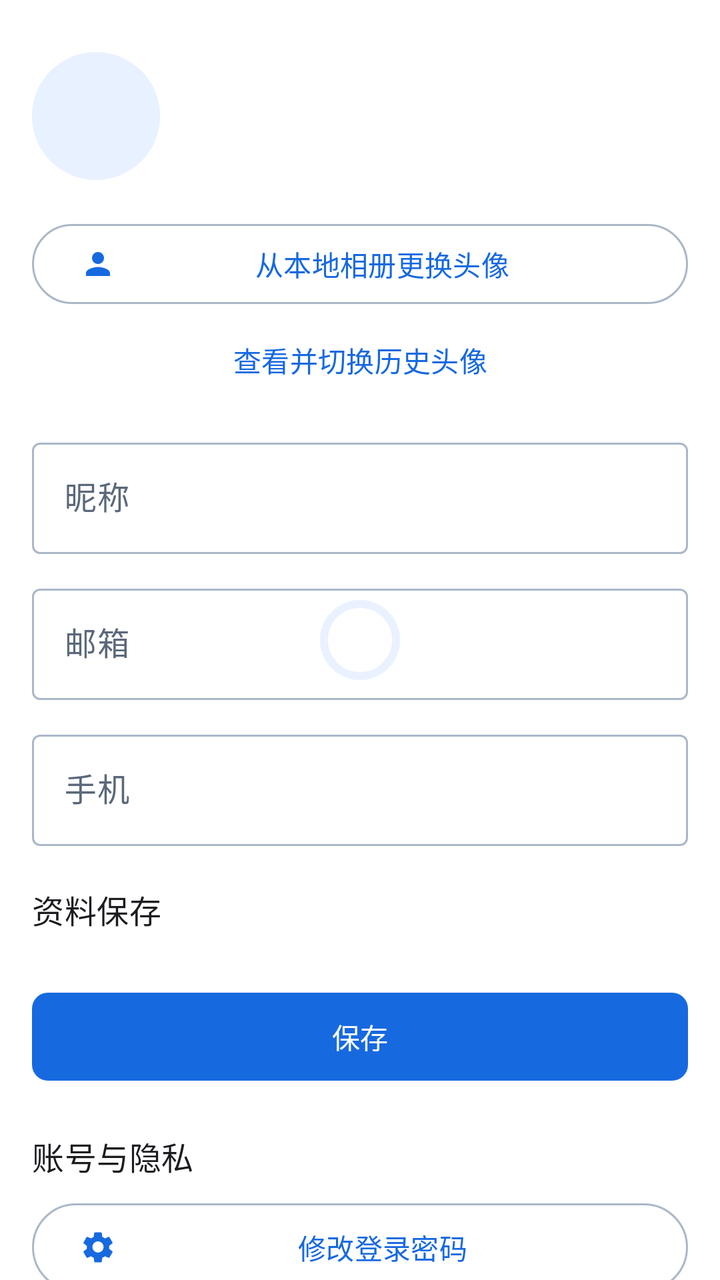
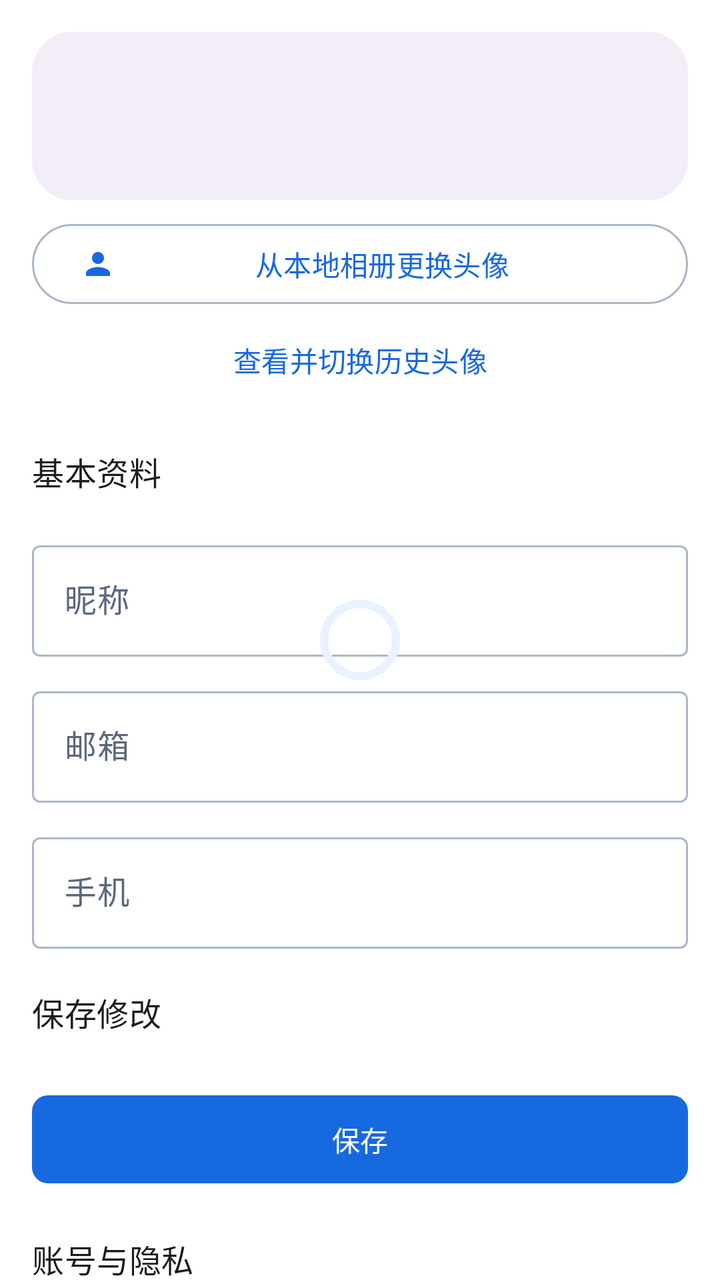

Before-and-after screenshots of an Android layout around one commit, followed by the original layout XML and the change that was made.
<!-- AndroidManifest.xml: application theme Theme.Yiyunying -->
<!-- res/layout/fragment_profile.xml -->
<?xml version="1.0" encoding="utf-8"?>
<FrameLayout xmlns:android="http://schemas.android.com/apk/res/android"
    xmlns:app="http://schemas.android.com/apk/res-auto"
    android:layout_width="match_parent"
    android:layout_height="match_parent"
    android:background="@color/surface">

    <androidx.core.widget.NestedScrollView
        android:layout_width="match_parent"
        android:layout_height="match_parent"
        android:fillViewport="true">
        <LinearLayout
            android:id="@+id/formContainer"
            android:layout_width="match_parent"
            android:layout_height="wrap_content"
            android:orientation="vertical"
            android:padding="16dp">

            <LinearLayout
                android:layout_width="match_parent"
                android:layout_height="wrap_content"
                android:gravity="center_vertical"
                android:orientation="horizontal"
                android:paddingVertical="10dp">
                <ImageView
                    android:id="@+id/avatar"
                    android:layout_width="64dp"
                    android:layout_height="64dp"
                    android:background="@drawable/bg_avatar"
                    android:contentDescription="查看或修改头像"
                    android:scaleType="centerCrop" />
                <LinearLayout
                    android:layout_width="0dp"
                    android:layout_height="wrap_content"
                    android:layout_marginStart="16dp"
                    android:layout_weight="1"
                    android:orientation="vertical">
                    <TextView
                        android:id="@+id/accountText"
                        android:layout_width="match_parent"
                        android:layout_height="wrap_content"
                        android:ellipsize="end"
                        android:maxLines="1"
                        android:textAppearance="@style/TextAppearance.Material3.TitleLarge" />
                    <TextView
                        android:id="@+id/statusText"
                        android:layout_width="match_parent"
                        android:layout_height="wrap_content"
                        android:layout_marginTop="4dp"
                        android:textAppearance="@style/TextAppearance.Material3.BodyMedium"
                        android:textColor="@color/on_surface_variant" />
                </LinearLayout>
            </LinearLayout>

            <com.google.android.material.button.MaterialButton
                android:id="@+id/avatarButton"
                style="@style/Widget.Material3.Button.OutlinedButton"
                android:layout_width="match_parent"
                android:layout_height="48dp"
                android:layout_marginTop="8dp"
                android:text="从本地相册更换头像"
                app:icon="@drawable/ic_person" />

            <com.google.android.material.button.MaterialButton
                android:id="@+id/avatarHistoryButton"
                style="@style/Widget.Material3.Button.TextButton"
                android:layout_width="match_parent"
                android:layout_height="48dp"
                android:text="查看并切换历史头像" />

            <com.google.android.material.textfield.TextInputLayout
                style="@style/Widget.Material3.TextInputLayout.OutlinedBox"
                android:layout_width="match_parent" android:layout_height="wrap_content"
                android:layout_marginTop="12dp" android:hint="昵称">
                <com.google.android.material.textfield.TextInputEditText
                    android:id="@+id/nicknameInput" android:layout_width="match_parent" android:layout_height="wrap_content" android:maxLines="1" />
            </com.google.android.material.textfield.TextInputLayout>
            <com.google.android.material.textfield.TextInputLayout
                style="@style/Widget.Material3.TextInputLayout.OutlinedBox"
                android:layout_width="match_parent" android:layout_height="wrap_content"
                android:layout_marginTop="12dp" android:hint="邮箱">
                <com.google.android.material.textfield.TextInputEditText
                    android:id="@+id/emailInput" android:layout_width="match_parent" android:layout_height="wrap_content" android:inputType="textEmailAddress" android:maxLines="1" />
            </com.google.android.material.textfield.TextInputLayout>
            <com.google.android.material.textfield.TextInputLayout
                style="@style/Widget.Material3.TextInputLayout.OutlinedBox"
                android:layout_width="match_parent" android:layout_height="wrap_content"
                android:layout_marginTop="12dp" android:hint="手机">
                <com.google.android.material.textfield.TextInputEditText
                    android:id="@+id/phoneInput" android:layout_width="match_parent" android:layout_height="wrap_content" android:inputType="phone" android:maxLines="1" />
            </com.google.android.material.textfield.TextInputLayout>
            <com.google.android.material.textfield.TextInputLayout
                android:id="@+id/qqLayout"
                style="@style/Widget.Material3.TextInputLayout.OutlinedBox"
                android:layout_width="match_parent" android:layout_height="wrap_content"
                android:layout_marginTop="12dp" android:hint="QQ" android:visibility="gone">
                <com.google.android.material.textfield.TextInputEditText
                    android:id="@+id/qqInput" android:layout_width="match_parent" android:layout_height="wrap_content" android:inputType="number" android:maxLines="1" />
            </com.google.android.material.textfield.TextInputLayout>
            <com.google.android.material.textfield.TextInputLayout
                android:id="@+id/signatureLayout"
                style="@style/Widget.Material3.TextInputLayout.OutlinedBox"
                android:layout_width="match_parent" android:layout_height="wrap_content"
                android:layout_marginTop="12dp" android:hint="签名" android:visibility="gone">
                <com.google.android.material.textfield.TextInputEditText
                    android:id="@+id/signatureInput" android:layout_width="match_parent" android:layout_height="wrap_content" android:gravity="top" android:inputType="textMultiLine" android:minLines="3" />
            </com.google.android.material.textfield.TextInputLayout>
            <com.google.android.material.materialswitch.MaterialSwitch
                android:id="@+id/publicProfileSwitch"
                android:layout_width="match_parent"
                android:layout_height="48dp"
                android:layout_marginTop="8dp"
                android:text="公开个人资料"
                android:visibility="gone" />

            <TextView
                android:layout_width="match_parent"
                android:layout_height="wrap_content"
                android:layout_marginTop="20dp"
                android:layout_marginBottom="8dp"
                android:text="资料保存"
                android:textAppearance="@style/TextAppearance.Material3.TitleMedium" />

            <com.google.android.material.button.MaterialButton
                android:id="@+id/saveButton"
                android:layout_width="match_parent"
                android:layout_height="52dp"
                android:layout_marginTop="18dp"
                android:text="@string/save" />

            <TextView
                android:layout_width="match_parent"
                android:layout_height="wrap_content"
                android:layout_marginTop="22dp"
                android:layout_marginBottom="8dp"
                android:text="账号与隐私"
                android:textAppearance="@style/TextAppearance.Material3.TitleMedium" />

            <com.google.android.material.button.MaterialButton
                android:id="@+id/changePasswordButton"
                style="@style/Widget.Material3.Button.OutlinedButton"
                android:layout_width="match_parent"
                android:layout_height="52dp"
                android:text="修改登录密码"
                app:icon="@drawable/ic_settings" />

            <com.google.android.material.button.MaterialButton
                android:id="@+id/dynamicPrivacyButton"
                style="@style/Widget.Material3.Button.OutlinedButton"
                android:layout_width="match_parent"
                android:layout_height="52dp"
                android:layout_marginTop="8dp"
                android:text="动态展示与主页可见范围"
                android:visibility="gone"
                app:icon="@drawable/ic_content" />

            <com.google.android.material.button.MaterialButton
                android:id="@+id/logoutButton"
                style="@style/Widget.Material3.Button.TextButton"
                android:layout_width="match_parent"
                android:layout_height="52dp"
                android:layout_marginTop="6dp"
                android:text="@string/logout"
                android:textColor="@color/error" />
        </LinearLayout>
    </androidx.core.widget.NestedScrollView>

    <com.google.android.material.progressindicator.CircularProgressIndicator
        android:id="@+id/progress"
        android:layout_width="48dp"
        android:layout_height="48dp"
        android:layout_gravity="center" />
</FrameLayout>
<!-- resources referenced by this layout -->
<resources>
  <color name="error">#BA1A1A</color>
  <color name="on_surface_variant">#5B687A</color>
  <color name="surface">#FFFFFF</color>
  <!-- drawable bg_avatar (drawable) -->
  <shape xmlns:android="http://schemas.android.com/apk/res/android" android:shape="oval">
      <solid android:color="?attr/colorPrimaryContainer" />
  </shape>
  <!-- drawable ic_content (drawable) -->
  <vector xmlns:android="http://schemas.android.com/apk/res/android" android:width="24dp" android:height="24dp" android:viewportWidth="24" android:viewportHeight="24">
      <path android:fillColor="@color/on_surface_variant" android:pathData="M4,5h2v2H4zM8,5h12v2H8zM4,11h2v2H4zM8,11h12v2H8zM4,17h2v2H4zM8,17h12v2H8z" />
  </vector>
  <!-- drawable ic_person (drawable) -->
  <vector xmlns:android="http://schemas.android.com/apk/res/android" android:width="24dp" android:height="24dp" android:viewportWidth="24" android:viewportHeight="24">
      <path android:fillColor="@color/on_surface_variant" android:pathData="M12,12c2.21,0 4,-1.79 4,-4s-1.79,-4 -4,-4 -4,1.79 -4,4 1.79,4 4,4zM12,14c-2.67,0 -8,1.34 -8,4v2h16v-2c0,-2.66 -5.33,-4 -8,-4z" />
  </vector>
  <!-- drawable ic_settings (drawable) -->
  <vector xmlns:android="http://schemas.android.com/apk/res/android" android:width="24dp" android:height="24dp" android:viewportWidth="24" android:viewportHeight="24">
      <path android:fillColor="@color/on_surface_variant" android:pathData="M19.43,12.98c0.04,-0.32 0.07,-0.65 0.07,-0.98s-0.02,-0.66 -0.07,-0.98l2.11,-1.65c0.19,-0.15 0.24,-0.42 0.12,-0.64l-2,-3.46c-0.12,-0.22 -0.37,-0.31 -0.6,-0.22l-2.49,1c-0.52,-0.4 -1.08,-0.73 -1.69,-0.98L14.5,2.42C14.47,2.18 14.25,2 14,2h-4c-0.25,0 -0.46,0.18 -0.5,0.42L9.12,5.07c-0.61,0.25 -1.18,0.59 -1.69,0.98l-2.49,-1c-0.23,-0.08 -0.48,0 -0.6,0.22l-2,3.46c-0.13,0.22 -0.07,0.49 0.12,0.64l2.11,1.65C4.52,11.34 4.5,11.67 4.5,12s0.02,0.66 0.07,0.98l-2.11,1.65c-0.19,0.15 -0.24,0.42 -0.12,0.64l2,3.46c0.12,0.22 0.37,0.31 0.6,0.22l2.49,-1c0.52,0.4 1.08,0.73 1.69,0.98l0.38,2.65c0.04,0.24 0.25,0.42 0.5,0.42h4c0.25,0 0.46,-0.18 0.5,-0.42l0.38,-2.65c0.61,-0.25 1.18,-0.58 1.69,-0.98l2.49,1c0.23,0.08 0.48,0 0.6,-0.22l2,-3.46c0.12,-0.22 0.07,-0.49 -0.12,-0.64l-2.11,-1.65zM12,15.5A3.5,3.5 0,1 1,12,8a3.5,3.5 0,0 1,0 7.5z" />
  </vector>
  <string name="logout">退出登录</string>
  <string name="save">保存</string>
  <style name="Theme.Yiyunying" parent="Theme.Yiyunying.Base" />
  <color name="primary">#1769E0</color>
  <color name="on_primary">#FFFFFF</color>
  <color name="primary_container">#E8F1FF</color>
  <color name="on_primary_container">#123A72</color>
  <color name="secondary">#4B78B8</color>
  <color name="on_secondary">#FFFFFF</color>
  <color name="secondary_container">#EAF2FF</color>
  <color name="tertiary">#476DA5</color>
  <color name="on_surface">#17243A</color>
  <color name="outline">#AAB7C8</color>
  <style name="Widget.Yiyunying.Card" parent="Widget.Material3.CardView.Elevated">
          <item name="cardCornerRadius">8dp</item>
          <item name="cardElevation">1dp</item>
          <item name="cardBackgroundColor">@color/glass_surface</item>
          <item name="strokeColor">@color/glass_outline</item>
          <item name="strokeWidth">1dp</item>
      </style>
  <style name="Widget.Yiyunying.Button" parent="Widget.Material3.Button">
          <item name="cornerRadius">8dp</item>
          <item name="android:minHeight">48dp</item>
          <item name="android:textAllCaps">false</item>
      </style>
  <color name="glass_surface">#E8FFFFFF</color>
  <color name="glass_outline">#80C4CFDD</color>
  <!-- unchanged entries left out for length: 1 -->
</resources>

<!-- the commit's change to res/layout/fragment_profile.xml (unified diff, before → after) -->
@@ -19,16 +19,18 @@
             <LinearLayout
                 android:layout_width="match_parent"
                 android:layout_height="wrap_content"
+                android:background="@drawable/bg_profile_settings_card"
                 android:gravity="center_vertical"
                 android:orientation="horizontal"
+                android:paddingHorizontal="16dp"
                 android:paddingVertical="10dp">
-                <ImageView
+                <com.google.android.material.imageview.ShapeableImageView
                     android:id="@+id/avatar"
                     android:layout_width="64dp"
                     android:layout_height="64dp"
-                    android:background="@drawable/bg_avatar"
                     android:contentDescription="查看或修改头像"
-                    android:scaleType="centerCrop" />
+                    android:scaleType="centerCrop"
+                    app:shapeAppearanceOverlay="@style/ShapeAppearance.Material3.Corner.Medium" />
                 <LinearLayout
                     android:layout_width="0dp"
                     android:layout_height="wrap_content"
@@ -67,6 +69,14 @@
                 android:layout_width="match_parent"
                 android:layout_height="48dp"
                 android:text="查看并切换历史头像" />
+
+            <TextView
+                android:layout_width="match_parent"
+                android:layout_height="wrap_content"
+                android:layout_marginTop="20dp"
+                android:layout_marginBottom="8dp"
+                android:text="基本资料"
+                android:textAppearance="@style/TextAppearance.Material3.TitleMedium" />
 
             <com.google.android.material.textfield.TextInputLayout
                 style="@style/Widget.Material3.TextInputLayout.OutlinedBox"
@@ -118,7 +128,7 @@
                 android:layout_height="wrap_content"
                 android:layout_marginTop="20dp"
                 android:layout_marginBottom="8dp"
-                android:text="资料保存"
+                android:text="保存修改"
                 android:textAppearance="@style/TextAppearance.Material3.TitleMedium" />
 
             <com.google.android.material.button.MaterialButton
<!-- resource entries referenced after the edit -->
@@ -3,9 +3,11 @@
   <color name="error">#BA1A1A</color>
   <color name="on_surface_variant">#5B687A</color>
   <color name="surface">#FFFFFF</color>
-  <!-- drawable bg_avatar (drawable) -->
-  <shape xmlns:android="http://schemas.android.com/apk/res/android" android:shape="oval">
-      <solid android:color="?attr/colorPrimaryContainer" />
+  <!-- drawable bg_profile_settings_card (drawable) -->
+  <?xml version="1.0" encoding="utf-8"?>
+  <shape xmlns:android="http://schemas.android.com/apk/res/android" android:shape="rectangle">
+      <solid android:color="?attr/colorSurfaceContainer" />
+      <corners android:radius="20dp" />
   </shape>
   <!-- drawable ic_content (drawable) -->
   <vector xmlns:android="http://schemas.android.com/apk/res/android" android:width="24dp" android:height="24dp" android:viewportWidth="24" android:viewportHeight="24">
